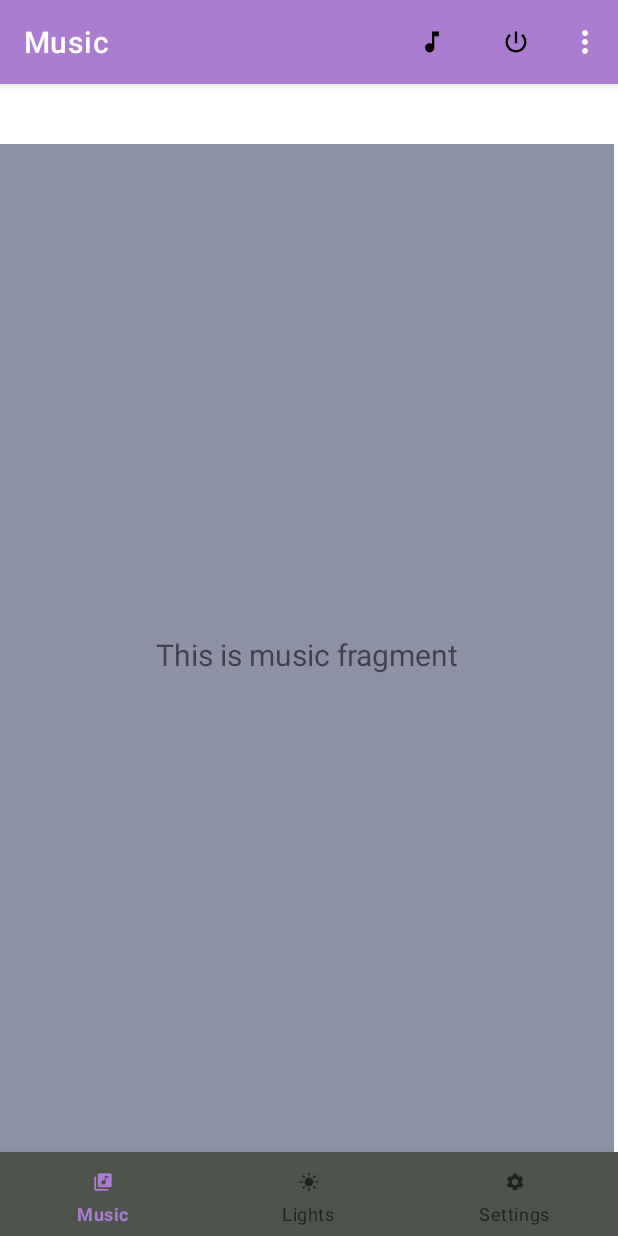
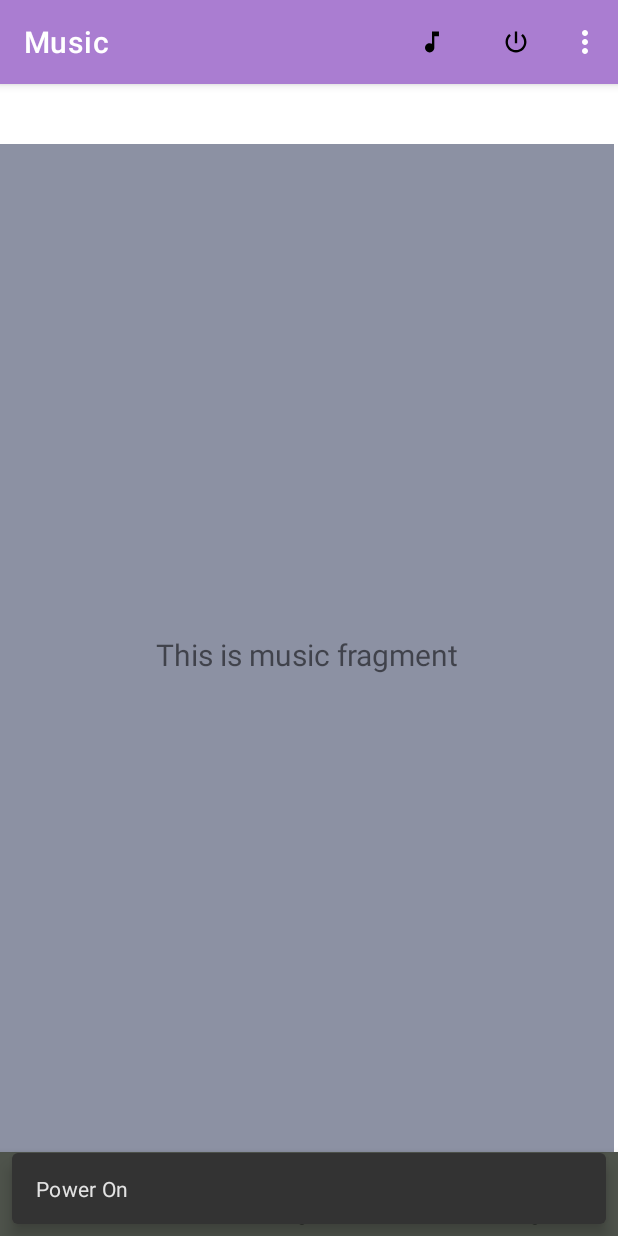
Before and after one commit to bhargavpatel2001/SMARTBEATS, an Android app: the screen it shows after launch (MainActivity), after a tap on "Lights Power", on a phone screen of 412 x 824 dp. Run offline under Robolectric (Android 15) with nearby library versions, the phone set to English and light mode, and no system bars; our stand-ins replace navigation-ui.

Commit message:
Made one menu item set to always which is the on and off button working on functionality for it to say on when clicked first time then off when clicked again.

```diff
--- a/SHALOMINC/src/main/java/ca/shalominc/it/smartbeats/MainActivity.java
+++ b/SHALOMINC/src/main/java/ca/shalominc/it/smartbeats/MainActivity.java
@@ -13,6 +13,7 @@ import android.view.MenuInflater;
 import android.view.MenuItem;
 
 import com.google.android.material.bottomnavigation.BottomNavigationView;
+import com.google.android.material.snackbar.Snackbar;
 
 import androidx.appcompat.app.AppCompatActivity;
 import androidx.navigation.NavController;
@@ -75,7 +76,30 @@ public class MainActivity extends AppCompatActivity
                 break;
 
             case R.id.lightsPwrBtn:
+                int flag = 0;
 
+                switch (flag)
+                {
+                    case 0:
+
+                    Snackbar snackbar = Snackbar.make(findViewById(android.R.id.content),
+                                    "Power On", Snackbar.LENGTH_LONG);
+                    snackbar.show();
+
+                    flag++;
+
+                    break;
+
+                    case 1:
+
+                    snackbar = Snackbar.make(findViewById(android.R.id.content),
+                            "Power Off", Snackbar.LENGTH_LONG);
+                    snackbar.show();
+
+                    flag=1;
+
+                    break;
+                }
 
 
                 break;
--- a/SHALOMINC/src/main/res/menu/menu.xml
+++ b/SHALOMINC/src/main/res/menu/menu.xml
@@ -16,7 +16,7 @@
     </item>
 
     <item
-        app:showAsAction="ifRoom"
+        app:showAsAction="always"
         android:id="@+id/lightsPwrBtn"
         android:title="Lights Power"
         android:icon="@drawable/on_off_icon_foreground">
```
